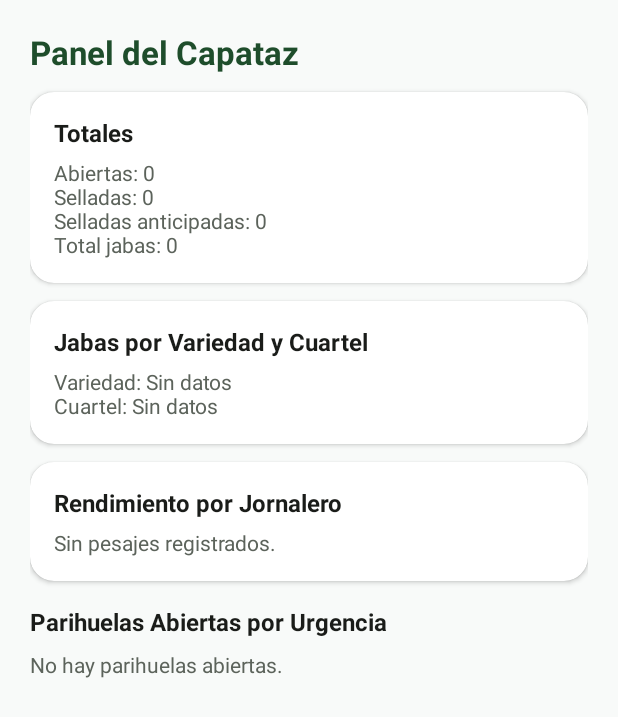
After one commit to Jhordy-Salirrosas/Agrovalle-cosecha-android, an Android app: the PanelCapatazActivity screen opened directly, with no data from a screen before it, on a phone screen of 412 x 824 dp. The commit adds this screen. Shown: the top 717 px of the screen. Run offline under Robolectric (Android 15) with nearby library versions, the phone set to English and light mode, and no system bars; our stand-ins replace Room's generated code.

Commit message:
feat(sprint-2): add Incidencias, PanelCapataz and ConsultaOrigen screens

```diff
--- a/app/src/main/java/com/agrovalle/cosecha/data/repository/ParihuelaRepository.kt
+++ b/app/src/main/java/com/agrovalle/cosecha/data/repository/ParihuelaRepository.kt
@@ -310,6 +310,12 @@ class ParihuelaRepository(
         incidenciaDao.observeByParihuela(parihuelaId)
 
     /**
+     * Expone todas las incidencias registradas ordenadas por fecha descendente.
+     */
+    fun observarTodasLasIncidencias(): Flow<List<IncidenciaEntity>> =
+        incidenciaDao.observeAll()
+
+    /**
      * Calcula el tiempo restante y el estado de espera a partir de [ParihuelaEntity.horaInicio].
      */
     fun calcularTiempoEspera(
--- /dev/null
+++ b/app/src/main/java/com/agrovalle/cosecha/view/PanelCapatazActivity.kt
@@ -0,0 +1,99 @@
+package com.agrovalle.cosecha.view
+
+import android.os.Bundle
+import android.widget.TextView
+import androidx.activity.viewModels
+import androidx.appcompat.app.AppCompatActivity
+import androidx.core.content.ContextCompat
+import androidx.lifecycle.Lifecycle
+import androidx.lifecycle.lifecycleScope
+import androidx.lifecycle.repeatOnLifecycle
+import com.agrovalle.cosecha.R
+import com.agrovalle.cosecha.data.repository.EstadoTiempoEspera
+import com.agrovalle.cosecha.databinding.ActivityPanelCapatazBinding
+import com.agrovalle.cosecha.viewmodel.PanelCapatazUiState
+import com.agrovalle.cosecha.viewmodel.PanelCapatazViewModel
+import kotlinx.coroutines.launch
+
+/**
+ * Pantalla del panel del capataz (Sprint 2).
+ */
+class PanelCapatazActivity : AppCompatActivity() {
+
+    private lateinit var binding: ActivityPanelCapatazBinding
+    private val viewModel: PanelCapatazViewModel by viewModels()
+
+    override fun onCreate(savedInstanceState: Bundle?) {
+        super.onCreate(savedInstanceState)
+        binding = ActivityPanelCapatazBinding.inflate(layoutInflater)
+        setContentView(binding.root)
+
+        lifecycleScope.launch {
+            repeatOnLifecycle(Lifecycle.State.STARTED) {
+                viewModel.uiState.collect { state ->
+                    renderizar(state)
+                }
+            }
+        }
+    }
+
+    private fun renderizar(state: PanelCapatazUiState) {
+        val resumen = state.resumen
+        binding.tvTotalesPanel.text = buildString {
+            appendLine("Abiertas: ${resumen.totalAbiertas}")
+            appendLine("Selladas: ${resumen.totalSelladas}")
+            appendLine("Selladas anticipadas: ${resumen.totalSelladasAnticipadas}")
+            append("Total jabas: ${resumen.totalJabas}")
+        }
+
+        val porVariedad = if (resumen.jabasPorVariedad.isEmpty()) {
+            "Sin datos"
+        } else {
+            resumen.jabasPorVariedad.entries.joinToString(", ") { "${it.key}: ${it.value}" }
+        }
+        val porCuartel = if (resumen.jabasPorCuartel.isEmpty()) {
+            "Sin datos"
+        } else {
+            resumen.jabasPorCuartel.entries.joinToString(", ") { "${it.key}: ${it.value}" }
+        }
+        binding.tvAgrupacionesPanel.text = "Variedad: $porVariedad\nCuartel: $porCuartel"
+
+        binding.tvRendimientoPanel.text = if (state.rendimientoPorJornalero.isEmpty()) {
+            "Sin pesajes registrados."
+        } else {
+            state.rendimientoPorJornalero.entries.joinToString("\n") { "${it.key}: ${it.value} jabas" }
+        }
+
+        binding.containerAbiertasUrgencia.removeAllViews()
+        if (resumen.abiertasPorUrgencia.isEmpty()) {
+            val tv = TextView(this).apply {
+                text = "No hay parihuelas abiertas."
+                setTextColor(ContextCompat.getColor(context, R.color.text_secondary))
+                textSize = 14f
+            }
+            binding.containerAbiertasUrgencia.addView(tv)
+        } else {
+            resumen.abiertasPorUrgencia.forEach { item ->
+                val minutosRestantes = item.tiempoEspera.restanteMs / 60_000L
+                val estadoTiempo = item.tiempoEspera.estado
+                val esUrgente = estadoTiempo == EstadoTiempoEspera.POR_VENCER ||
+                    estadoTiempo == EstadoTiempoEspera.EXCEDIDA
+
+                val tv = TextView(this).apply {
+                    text = "${item.parihuela.codigo} • ${item.parihuela.variedad} (${item.parihuela.cuartel})\n" +
+                        "Jabas: ${item.parihuela.conteoJabas}/120 • Restante: $minutosRestantes min • Estado: $estadoTiempo"
+                    setTextColor(
+                        ContextCompat.getColor(
+                            context,
+                            if (esUrgente) android.R.color.holo_red_dark else R.color.text_primary
+                        )
+                    )
+                    textSize = 14f
+                    setPadding(24, 18, 24, 18)
+                    setBackgroundColor(ContextCompat.getColor(context, R.color.surface))
+                }
+                binding.containerAbiertasUrgencia.addView(tv)
+            }
+        }
+    }
+}
--- /dev/null
+++ b/app/src/main/java/com/agrovalle/cosecha/viewmodel/PanelCapatazViewModel.kt
@@ -0,0 +1,53 @@
+package com.agrovalle.cosecha.viewmodel
+
+import android.app.Application
+import androidx.lifecycle.AndroidViewModel
+import androidx.lifecycle.viewModelScope
+import com.agrovalle.cosecha.data.local.AgroValleDatabase
+import com.agrovalle.cosecha.data.repository.ParihuelaRepository
+import com.agrovalle.cosecha.data.repository.ResumenPanelCapataz
+import kotlinx.coroutines.flow.MutableStateFlow
+import kotlinx.coroutines.flow.StateFlow
+import kotlinx.coroutines.flow.asStateFlow
+import kotlinx.coroutines.flow.combine
+import kotlinx.coroutines.launch
+
+data class PanelCapatazUiState(
+    val resumen: ResumenPanelCapataz = ResumenPanelCapataz(),
+    val rendimientoPorJornalero: Map<String, Int> = emptyMap()
+)
+
+/**
+ * ViewModel para el panel del capataz (Sprint 2).
+ */
+class PanelCapatazViewModel(application: Application) : AndroidViewModel(application) {
+
+    private val repository: ParihuelaRepository by lazy {
+        val db = AgroValleDatabase.getInstance(application)
+        ParihuelaRepository(
+            parihuelaDao = db.parihuelaDao(),
+            bitacoraDao = db.bitacoraDao(),
+            incidenciaDao = db.incidenciaDao(),
+            pesajeDao = db.pesajeDao()
+        )
+    }
+
+    private val _uiState = MutableStateFlow(PanelCapatazUiState())
+    val uiState: StateFlow<PanelCapatazUiState> = _uiState.asStateFlow()
+
+    init {
+        viewModelScope.launch {
+            combine(
+                repository.observarResumenPanel(),
+                repository.observarRendimientoPorJornalero()
+            ) { resumen, rendimiento ->
+                PanelCapatazUiState(
+                    resumen = resumen,
+                    rendimientoPorJornalero = rendimiento
+                )
+            }.collect { state ->
+                _uiState.value = state
+            }
+        }
+    }
+}
--- /dev/null
+++ b/app/src/main/res/layout/activity_panel_capataz.xml
@@ -0,0 +1,135 @@
+<?xml version="1.0" encoding="utf-8"?>
+<ScrollView xmlns:android="http://schemas.android.com/apk/res/android"
+    xmlns:app="http://schemas.android.com/apk/res-auto"
+    android:layout_width="match_parent"
+    android:layout_height="match_parent"
+    android:background="@color/fondo_app"
+    android:fillViewport="true">
+
+    <LinearLayout
+        android:layout_width="match_parent"
+        android:layout_height="wrap_content"
+        android:orientation="vertical"
+        android:padding="20dp">
+
+        <TextView
+            android:layout_width="wrap_content"
+            android:layout_height="wrap_content"
+            android:text="Panel del Capataz"
+            android:textColor="@color/verde_agricola"
+            android:textSize="22sp"
+            android:textStyle="bold" />
+
+        <com.google.android.material.card.MaterialCardView
+            android:layout_width="match_parent"
+            android:layout_height="wrap_content"
+            android:layout_marginTop="12dp"
+            app:cardBackgroundColor="@color/surface"
+            app:cardCornerRadius="16dp"
+            app:cardElevation="2dp">
+
+            <LinearLayout
+                android:layout_width="match_parent"
+                android:layout_height="wrap_content"
+                android:orientation="vertical"
+                android:padding="16dp">
+
+                <TextView
+                    android:layout_width="wrap_content"
+                    android:layout_height="wrap_content"
+                    android:text="Totales"
+                    android:textColor="@color/text_primary"
+                    android:textSize="16sp"
+                    android:textStyle="bold" />
+
+                <TextView
+                    android:id="@+id/tvTotalesPanel"
+                    android:layout_width="match_parent"
+                    android:layout_height="wrap_content"
+                    android:layout_marginTop="6dp"
+                    android:textColor="@color/text_secondary"
+                    android:textSize="14sp" />
+            </LinearLayout>
+        </com.google.android.material.card.MaterialCardView>
+
+        <com.google.android.material.card.MaterialCardView
+            android:layout_width="match_parent"
+            android:layout_height="wrap_content"
+            android:layout_marginTop="12dp"
+            app:cardBackgroundColor="@color/surface"
+            app:cardCornerRadius="16dp"
+            app:cardElevation="2dp">
+
+            <LinearLayout
+                android:layout_width="match_parent"
+                android:layout_height="wrap_content"
+                android:orientation="vertical"
+                android:padding="16dp">
+
+                <TextView
+                    android:layout_width="wrap_content"
+                    android:layout_height="wrap_content"
+                    android:text="Jabas por Variedad y Cuartel"
+                    android:textColor="@color/text_primary"
+                    android:textSize="16sp"
+                    android:textStyle="bold" />
+
+                <TextView
+                    android:id="@+id/tvAgrupacionesPanel"
+                    android:layout_width="match_parent"
+                    android:layout_height="wrap_content"
+                    android:layout_marginTop="6dp"
+                    android:textColor="@color/text_secondary"
+                    android:textSize="14sp" />
+            </LinearLayout>
+        </com.google.android.material.card.MaterialCardView>
+
+        <com.google.android.material.card.MaterialCardView
+            android:layout_width="match_parent"
+            android:layout_height="wrap_content"
+            android:layout_marginTop="12dp"
+            app:cardBackgroundColor="@color/surface"
+            app:cardCornerRadius="16dp"
+            app:cardElevation="2dp">
+
+            <LinearLayout
+                android:layout_width="match_parent"
+                android:layout_height="wrap_content"
+                android:orientation="vertical"
+                android:padding="16dp">
+
+                <TextView
+                    android:layout_width="wrap_content"
+                    android:layout_height="wrap_content"
+                    android:text="Rendimiento por Jornalero"
+                    android:textColor="@color/text_primary"
+                    android:textSize="16sp"
+                    android:textStyle="bold" />
+
+                <TextView
+                    android:id="@+id/tvRendimientoPanel"
+                    android:layout_width="match_parent"
+                    android:layout_height="wrap_content"
+                    android:layout_marginTop="6dp"
+                    android:textColor="@color/text_secondary"
+                    android:textSize="14sp" />
+            </LinearLayout>
+        </com.google.android.material.card.MaterialCardView>
+
+        <TextView
+            android:layout_width="wrap_content"
+            android:layout_height="wrap_content"
+            android:layout_marginTop="16dp"
+            android:text="Parihuelas Abiertas por Urgencia"
+            android:textColor="@color/text_primary"
+            android:textSize="16sp"
+            android:textStyle="bold" />
+
+        <LinearLayout
+            android:id="@+id/containerAbiertasUrgencia"
+            android:layout_width="match_parent"
+            android:layout_height="wrap_content"
+            android:layout_marginTop="8dp"
+            android:orientation="vertical" />
+    </LinearLayout>
+</ScrollView>
```
Also changed, not shown: app/src/main/AndroidManifest.xml (+16 -0 lines), app/src/main/java/com/agrovalle/cosecha/view/ConsultaOrigenActivity.kt (added, +70 -0 lines), app/src/main/java/com/agrovalle/cosecha/view/IncidenciasActivity.kt (added, +53 -0 lines), app/src/main/java/com/agrovalle/cosecha/view/MenuActivity.kt (+10 -1 lines), app/src/main/java/com/agrovalle/cosecha/viewmodel/ConsultaOrigenViewModel.kt (added, +37 -0 lines), app/src/main/java/com/agrovalle/cosecha/viewmodel/IncidenciasViewModel.kt (added, +39 -0 lines), app/src/main/res/layout/activity_consulta_origen.xml (added, +62 -0 lines), app/src/main/res/layout/activity_incidencias.xml (added, +39 -0 lines), app/src/main/res/layout/activity_menu.xml (+45 -0 lines).
